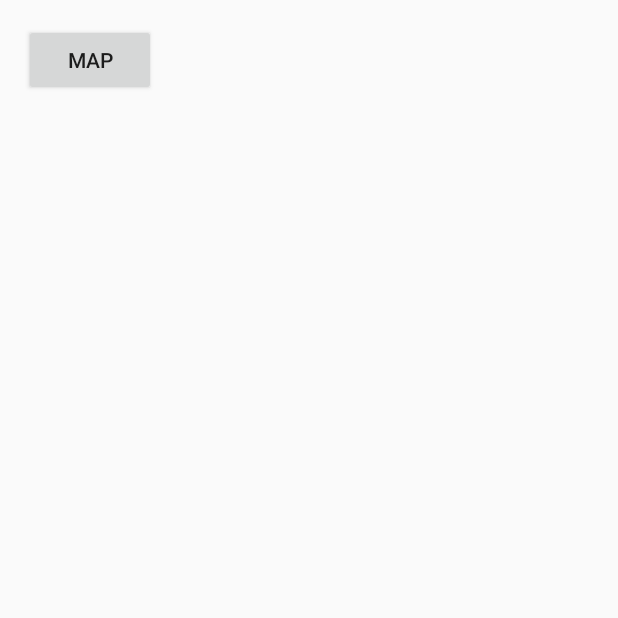
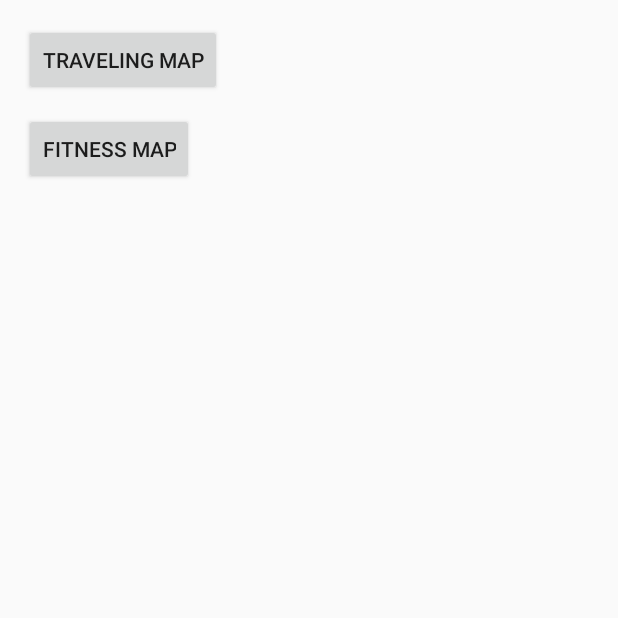
Before and after one commit to dzhan008/realexp, an Android app: the screen it shows after launch (Main), on a phone screen of 412 x 824 dp, the top half of it. Run offline under Robolectric (Android 15) with nearby library versions, the phone set to English and light mode, and no system bars.

Commit message:
Fixed error. Created map activities for fitness and traveling

```diff
--- a/RealEXP/app/src/main/res/layout/content_main.xml
+++ b/RealEXP/app/src/main/res/layout/content_main.xml
@@ -15,10 +15,18 @@
     <Button
         android:layout_width="wrap_content"
         android:layout_height="wrap_content"
-        android:text="Map"
+        android:text="Traveling Map"
         android:id="@+id/g_map"
-        android:onClick="g_map_Click"
+        android:onClick="g_map_Travel"
         android:layout_alignParentTop="true"
         android:layout_alignParentStart="true" />
+    <Button
+        android:layout_width="wrap_content"
+        android:layout_height="wrap_content"
+        android:text="Fitness Map"
+        android:id="@id/g_map_Fitness"
+        android:onClick="g_map_Fitness"
+        android:layout_alignParentStart="true"
+        android:layout_marginTop="59dp" />
 
 </RelativeLayout>
```
Also changed, not shown: RealEXP/app/src/main/java/realexp/realexp/Fragment.java (deleted, +0 -15 lines), RealEXP/app/src/main/java/realexp/realexp/Main.java (+15 -5 lines), RealEXP/app/src/main/java/realexp/realexp/Map.java (+9 -8 lines).
